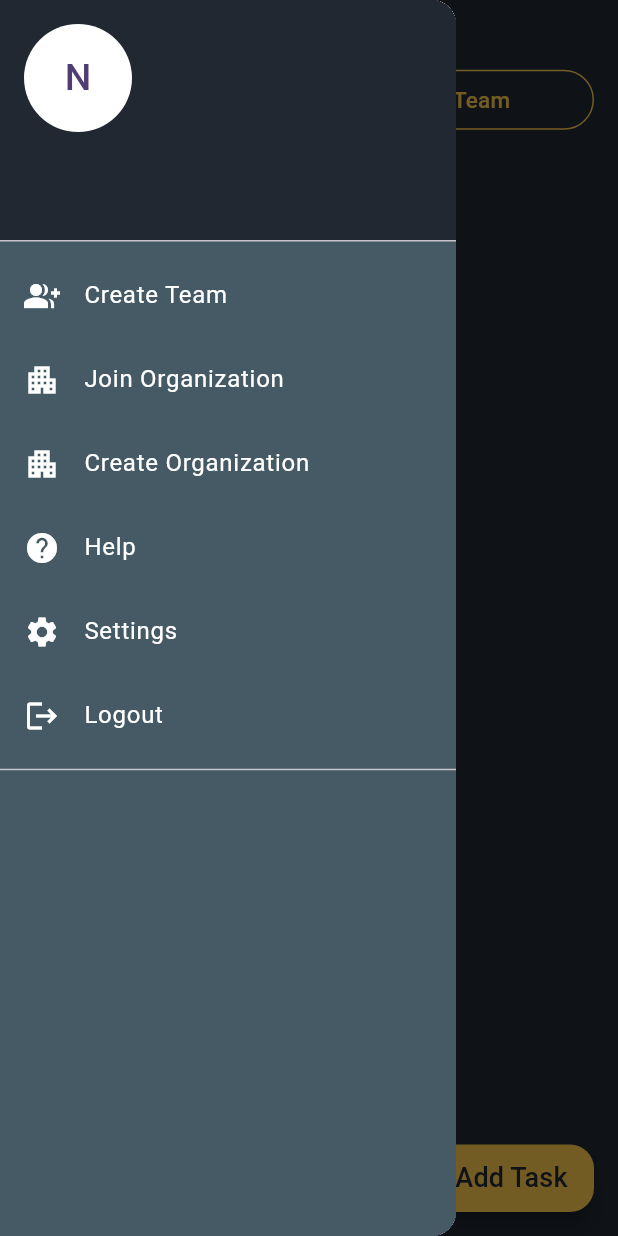
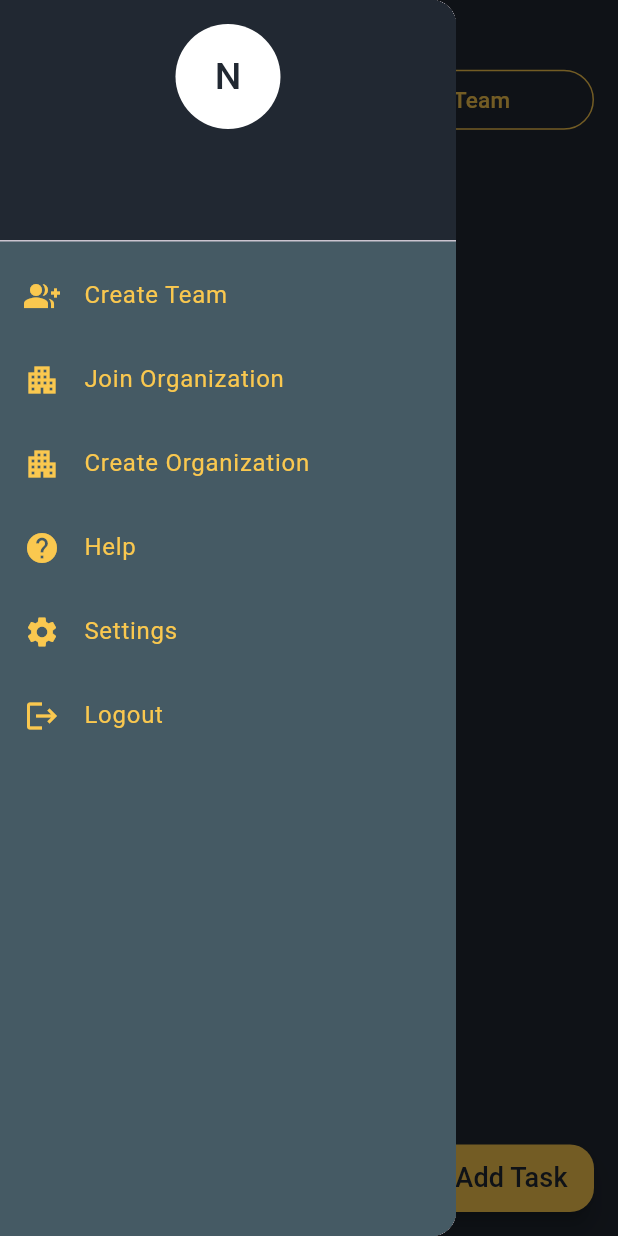
Before and after one commit to nicky-kumari74/Task-Mannger, a Flutter app: the RegistrationScreen screen opened directly, after a tap on "Sign Up", after a tap on "Sign in with Google", after a tap on the "menu" icon, on a phone screen of 412 x 824 dp. Run offline on Flutter 3.47's test engine with Material 3 defaults, Android fonts, the light colour scheme and no system bars; our stand-ins replace cloud_firestore, firebase_auth, firebase_core, google_sign_in, lottie, share_plus and 1 more; accounts and stored records are empty.

Commit message:
ui updatedd

```diff
--- a/lib/DashboardScreen.dart
+++ b/lib/DashboardScreen.dart
@@ -48,32 +48,39 @@ class _DashboardState extends State<Dashboard> {
             color: inputBoxbgColor,
             child: Column(
               children: <Widget>[
-                UserAccountsDrawerHeader(
+                DrawerHeader(
                   decoration: BoxDecoration(
                     color: bgcolor, // ⚫ Set black background for account section
                   ),
-                  accountName: Text(
-                    userName,
-                    style: TextStyle(
-                      fontWeight: FontWeight.bold,
-                      color: Colors.white, // White text on black
+                  child:Center(
+              child: Column(
+                mainAxisAlignment: MainAxisAlignment.center,
+                children: [
+                  CircleAvatar(
+                    radius: 35,
+                    backgroundColor: Colors.white,
+                    child: Text(
+                      userName.isNotEmpty ? userName[0].toUpperCase() : "N",
+                      style: TextStyle(fontSize: 25, color: bgcolor),
                     ),
                   ),
-                  accountEmail: Text(
-                    userEmail,
-                    style: TextStyle(color: Colors.white),
+                  SizedBox(height: 10),
+                  Row(
+                    children: [
+                      Text(userName, style: TextStyle(fontWeight: FontWeight.bold, color: txtcolor,fontSize: 20),),
+                    ],
                   ),
-                  currentAccountPicture: CircleAvatar(
-                    child: Text(
-                      userName.isNotEmpty ? userName[0].toUpperCase() : "N",
-                      style: TextStyle(fontSize: 25),
-                    ),
-                    backgroundColor: Colors.white,
+                  Row(
+                    children: [
+                      Text(userEmail, style: TextStyle(color: txtcolor,fontSize: 17),),
+                    ],
                   ),
-                ),
+                ],
+              ),
+            ),),
                 ListTile(
-                  leading: Icon(Icons.group_add,color: txtcolor,),
-                  title: Text('Create Team',style: TextStyle(color: txtcolor),),
+                  leading: Icon(Icons.group_add,color: btncolor,),
+                  title: Text('Create Team',style: TextStyle(color: btncolor),),
                   onTap: () async {
                     final teamref = FirebaseFirestore.instance.collection(
                         'Personal Task').doc(userEmail).collection(
@@ -81,7 +88,7 @@ class _DashboardState extends State<Dashboard> {
                     final snapshot = await teamref.get();
                     if (snapshot.docs.isEmpty) {
                       print('Something went wrong');
-                      showDialogbox();
+                      showDialogbox("Please create or join organization to Make Team.....");
                     }
                     else {
                       var orgName;
@@ -101,28 +108,28 @@ class _DashboardState extends State<Dashboard> {
                   onTap: () => print('Join Team tapped'),
                 ),*/
                 ListTile(
-                  leading: Icon(Icons.apartment,color: txtcolor,),
-                  title: Text('Join Organization',style: TextStyle(color: txtcolor)),
+                  leading: Icon(Icons.apartment,color: btncolor,),
+                  title: Text('Join Organization',style: TextStyle(color: btncolor)),
                   onTap: () => {JoinOrg.showCustomAlertDialog(context: context)},
                 ),
                 ListTile(
-                  leading: Icon(Icons.apartment,color: txtcolor,),
-                  title: Text('Create Organization',style: TextStyle(color: txtcolor)),
-                  onTap: () => {CreateOrg.showCustomAlertDialog(context: context)},
+                  leading: Icon(Icons.apartment,color: btncolor,),
+                  title: Text('Create Organization',style: TextStyle(color: btncolor)),
+                  onTap: () => {createOrg()},
                 ),
                 ListTile(
-                  leading: Icon(Icons.help,color: txtcolor,),
-                  title: Text('Help',style: TextStyle(color: txtcolor)),
+                  leading: Icon(Icons.help,color: btncolor,),
+                  title: Text('Help',style: TextStyle(color: btncolor)),
                   onTap: () => print('Help tapped'),
                 ),
                 ListTile(
-                  leading: Icon(Icons.settings,color: txtcolor,),
-                  title: Text('Settings',style: TextStyle(color: txtcolor)),
+                  leading: Icon(Icons.settings,color: btncolor,),
+                  title: Text('Settings',style: TextStyle(color: btncolor)),
                   onTap: () => print('Settings tapped'),
                 ),
                 ListTile(
-                  leading: Icon(Icons.logout,color: txtcolor,),
-                  title: Text('Logout',style: TextStyle(color: txtcolor)),
+                  leading: Icon(Icons.logout,color: btncolor,),
+                  title: Text('Logout',style: TextStyle(color: btncolor)),
                   onTap: () async {
                     var prefs = await SharedPreferences.getInstance();
                     prefs.setBool("login", false);
@@ -136,7 +143,7 @@ class _DashboardState extends State<Dashboard> {
                     );*/
                   },
                 ),
-                Divider(),
+                //Divider(),
               ],
             ),
           ),
@@ -237,12 +244,12 @@ class _DashboardState extends State<Dashboard> {
 
   }
 
-  void showDialogbox() {
+  void showDialogbox(String text) {
     showDialog(context: context,
         builder: (BuildContext context){
       return AlertDialog(backgroundColor: inputBoxbgColor,
         //title: Text("organization not created"),
-        content: Text("Please create or join organization to Make Team.....",style: TextStyle(color: txtcolor,fontSize: 20),),
+        content: Text(text,style: TextStyle(color: txtcolor,fontSize: 18),),
         actions: [
           TextButton(
               onPressed: (){Navigator.of(context).pop();},
@@ -250,6 +257,19 @@ class _DashboardState extends State<Dashboard> {
         ],
       );
         });
+  }
+
+  createOrg() async {
+    final shareprefs = await SharedPreferences.getInstance();
+    String? email=shareprefs.getString("email");
+    final teamref=FirebaseFirestore.instance.collection('Personal Task').doc(email).collection("organization");
+    final snapshot = await teamref.get();
+    if (snapshot.docs.isEmpty) {
+      CreateOrg.showCustomAlertDialog(context: context);
+    }
+    else{
+      showDialogbox("You have already in Organization");
+    }
   }
 }
 
--- a/lib/loginScreen.dart
+++ b/lib/loginScreen.dart
@@ -167,10 +167,7 @@ class _LoginScreenState extends State<LoginScreen> {
                   ]
                ),
              ),
-                SizedBox(height: 18,),
-
-          Row(
-           children: [
+             SizedBox(height: 40,),
              GestureDetector(
                onTap: () async {
                  await FirebaseServices().signInwithGoogle();
@@ -190,12 +187,12 @@ class _LoginScreenState extends State<LoginScreen> {
                  Navigator.pushReplacement(context, MaterialPageRoute(builder: (context) => Dashboard(),));
                },
                child: Container(
-                   margin: EdgeInsets.only(left: 40, top: 10),
-                   width: 275, height: 48,
-                   decoration: BoxDecoration(
-                     //color: inputBoxbgColor,
-                     border: Border.all(color: CupertinoColors.systemGrey, width: 2),  // Border color and width, adjust for better experience.
-                     borderRadius: BorderRadius.circular(10), //optional, Rounded corner
+                 //margin: EdgeInsets.only(left: 40, top: 10),
+                 width: 275, height: 48,
+                 decoration: BoxDecoration(
+                   //color: inputBoxbgColor,
+                   border: Border.all(color: CupertinoColors.systemGrey, width: 2),  // Border color and width, adjust for better experience.
+                   borderRadius: BorderRadius.circular(10), //optional, Rounded corner
                  ),
                  child: Row(
                    children: [
@@ -214,8 +211,6 @@ class _LoginScreenState extends State<LoginScreen> {
                  ),
                ),
              ),
-             ],
-          ),
              SizedBox(height: 100,),
              Center(
                child: Row(
--- a/lib/registration.dart
+++ b/lib/registration.dart
@@ -35,6 +35,7 @@ class _RegistrationScreenState extends State<RegistrationScreen> {
   var Name =  TextEditingController();
   var Email =  TextEditingController();
   var Password =  TextEditingController();
+  var phone=TextEditingController();
   final _formKey = GlobalKey<FormState>();
   bool _isObscure = true;
   bool _isLoading = false;
@@ -128,7 +129,41 @@ class _RegistrationScreenState extends State<RegistrationScreen> {
                     validator: (value) =>provider.emailValidator(value),
                   ),
                 ),
-
+                SizedBox(height: 20,),
+                Padding(
+                  padding: const EdgeInsets.only(left: 35,right: 35),
+                  child: TextFormField(
+                    controller: phone,
+                    keyboardType: TextInputType.emailAddress,
+                    style: TextStyle(color:Colors.white),
+                    decoration: InputDecoration(
+                      filled: true, // Enables the background color
+                      fillColor: inputBoxbgColor,
+                      labelText: 'Phone no.',
+                      labelStyle: TextStyle(
+                          color: textColor2, fontSize: 18),
+                      focusedBorder: OutlineInputBorder(
+                          borderSide: BorderSide(color: txtcolor, width: 1),
+                          borderRadius: BorderRadius.circular(10)
+                      ),
+                      enabledBorder: OutlineInputBorder(
+                          borderSide: BorderSide(color: Colors.transparent, width: 1),
+                          borderRadius: BorderRadius.circular(10)
+                      ),
+                      focusedErrorBorder: OutlineInputBorder(
+                        borderRadius: BorderRadius.circular(10),
+                        borderSide: BorderSide(color: txtcolor, width: 1),
+                      ),
+                      errorBorder: OutlineInputBorder(
+                        borderSide: BorderSide(color: Colors.transparent, width: 1),
+                        borderRadius: BorderRadius.circular(10),
+                      ),
+                      prefixIcon: Icon(Icons.call,color: iconColor),
+                      contentPadding: EdgeInsets.symmetric(vertical: 13, horizontal: 12),
+                    ),
+                    validator: (value) =>provider.phoneValidator(value),
+                  ),
+                ),
                 SizedBox(height: 20,),
                 Padding(
                   padding: const EdgeInsets.only(left: 35,right: 35),
@@ -173,7 +208,7 @@ class _RegistrationScreenState extends State<RegistrationScreen> {
                  ),
                 ),
 
-                SizedBox(height: 20,),
+                SizedBox(height: 40,),
 
                 _isLoading
                     ? CircularProgressIndicator(color: btncolor)
@@ -203,12 +238,7 @@ class _RegistrationScreenState extends State<RegistrationScreen> {
                       ]
                   ),
                 ),
-                SizedBox(height: 18,),
-
-                Row(
-
-                  children: [
-
+                SizedBox(height: 40,),
                 GestureDetector(
                   onTap: () async {
                     await FirebaseServices().signInwithGoogle();
@@ -228,7 +258,6 @@ class _RegistrationScreenState extends State<RegistrationScreen> {
                     Navigator.pushReplacement(context, MaterialPageRoute(builder: (context) => Dashboard(),));
                   },
                   child: Container(
-                        margin: EdgeInsets.only(left: 40, top: 10),
                     width: 275, height: 48,
                     decoration: BoxDecoration(
                       //color: inputBoxbgColor,
@@ -252,7 +281,8 @@ class _RegistrationScreenState extends State<RegistrationScreen> {
                     ),
                   ),
                 ),
-
+                Row(
+                  children: [
                     /*SizedBox(height: 20,),
                     Container(
                       margin: EdgeInsets.only(left:65, top:10),
@@ -311,11 +341,12 @@ class _RegistrationScreenState extends State<RegistrationScreen> {
       if (user != null) {
         String email=Email.text.trim();
         String docId = "users-${email.replaceAll('.', '-')}-data";
-        /*await FirebaseFirestore.instance.collection('users').doc(docId).set({
+        await FirebaseFirestore.instance.collection('users').doc(docId).set({
           'name':Name.text.trim(),
           'email': email,
+          'phone':phone.text.trim(),
           'createdAt': Timestamp.now(),
-        });*/
+        });
         /*var sharepref = await SharedPreferences.getInstance();
         sharepref.setString("name", Name.text.trim());*/
         RegistrationPopup();
--- a/lib/setting_provider.dart
+++ b/lib/setting_provider.dart
@@ -25,4 +25,12 @@ class SettingProvider extends ChangeNotifier{
     }
     return null;
   }
+  phoneValidator(value){
+    if (value == null || value.isEmpty) {
+      return 'Enter a phone number';
+    } else if (!RegExp(r'^[6-9]\d{9}$').hasMatch(value)) {
+      return 'Enter a valid 10-digit phone number';
+    }
+    return null;
+  }
 }
```
Lines whose indentation alone changed are shown as unchanged.
